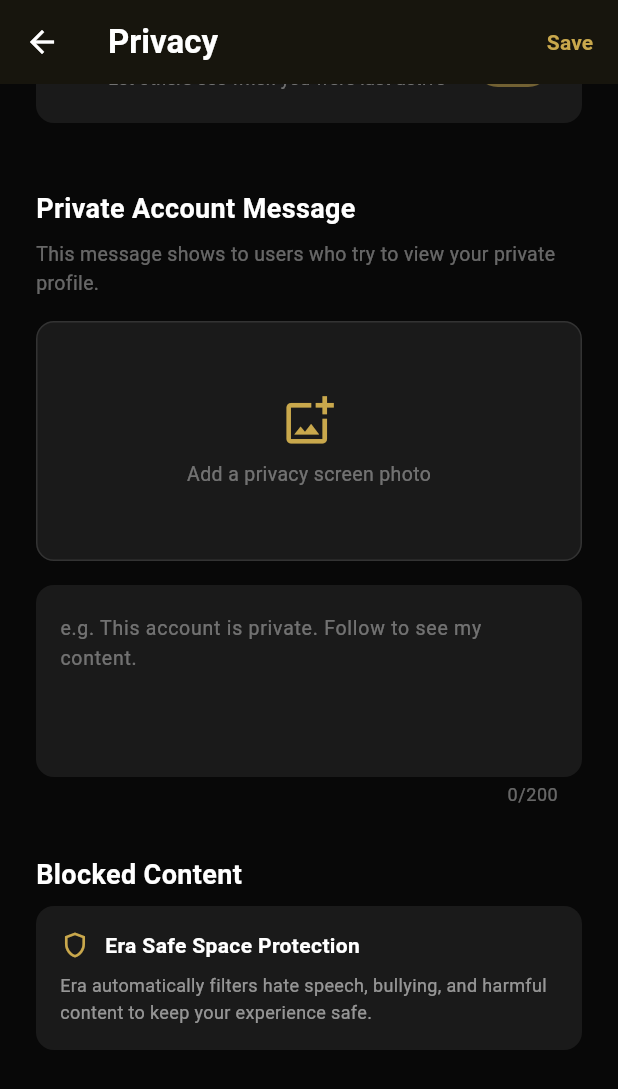
After one commit to briaannaab/EraApp, a Flutter app: the PrivacyScreen screen opened directly, scrolled down 402 dp, after a tap on "Add a privacy screen photo", on a phone screen of 412 x 824 dp. The commit adds this screen. Shown: the top 1089 px of the screen. Run offline on Flutter 3.47's test engine with Material 3 defaults, Android fonts, the phone set to English and light mode, and no system bars; our stand-ins replace chewie, file_picker, permission_handler, shared_preferences, video_player; missing offline and left inert: agora_rtc_engine, flex_color_picker; accounts and stored records are empty.

Commit message:
Privacy screen

```diff
--- /dev/null
+++ b/era_mobile/lib/screens/privacy_screen.dart
@@ -0,0 +1,224 @@
+import 'dart:typed_data';
+import 'package:file_picker/file_picker.dart';
+import 'package:flutter/material.dart';
+import '../services/api_service.dart';
+
+class PrivacyScreen extends StatefulWidget {
+  const PrivacyScreen({super.key});
+
+  @override
+  State<PrivacyScreen> createState() => _PrivacyScreenState();
+}
+
+class _PrivacyScreenState extends State<PrivacyScreen> {
+  bool _isPrivate = false;
+  bool _allowMessages = true;
+  bool _allowComments = true;
+  bool _showActivity = true;
+  final messageController = TextEditingController();
+  Uint8List? _imageBytes;
+  String? _imageUrl;
+
+  @override
+  Widget build(BuildContext context) {
+    return Scaffold(
+      backgroundColor: const Color(0xFF080808),
+      appBar: AppBar(
+        backgroundColor: const Color(0xFF080808),
+        iconTheme: const IconThemeData(color: Colors.white),
+        title: const Text('Privacy',
+            style: TextStyle(color: Colors.white, fontWeight: FontWeight.bold)),
+        actions: [
+          TextButton(
+            onPressed: () => Navigator.pop(context),
+            child: const Text('Save',
+                style: TextStyle(color: Color(0xFFC9A84C), fontWeight: FontWeight.bold)),
+          ),
+        ],
+      ),
+      body: SingleChildScrollView(
+        padding: const EdgeInsets.all(24),
+        child: Column(
+          crossAxisAlignment: CrossAxisAlignment.start,
+          children: [
+            // Account Privacy
+            const Text('Account Privacy',
+                style: TextStyle(color: Colors.white, fontSize: 18, fontWeight: FontWeight.bold)),
+            const SizedBox(height: 16),
+            _toggleTile(
+              icon: Icons.lock_outline,
+              title: 'Private Account',
+              subtitle: 'Only approved followers can see your content',
+              value: _isPrivate,
+              onChanged: (val) => setState(() => _isPrivate = val),
+            ),
+            _toggleTile(
+              icon: Icons.chat_bubble_outline,
+              title: 'Allow Messages',
+              subtitle: 'Let anyone send you direct messages',
+              value: _allowMessages,
+              onChanged: (val) => setState(() => _allowMessages = val),
+            ),
+            _toggleTile(
+              icon: Icons.comment_outlined,
+              title: 'Allow Comments',
+              subtitle: 'Let people comment on your posts',
+              value: _allowComments,
+              onChanged: (val) => setState(() => _allowComments = val),
+            ),
+            _toggleTile(
+              icon: Icons.visibility_outlined,
+              title: 'Show Activity Status',
+              subtitle: 'Let others see when you were last active',
+              value: _showActivity,
+              onChanged: (val) => setState(() => _showActivity = val),
+            ),
+
+            const SizedBox(height: 32),
+
+            // Private Account Message
+            const Text('Private Account Message',
+                style: TextStyle(color: Colors.white, fontSize: 18, fontWeight: FontWeight.bold)),
+            const SizedBox(height: 8),
+            const Text(
+              'This message shows to users who try to view your private profile.',
+              style: TextStyle(color: Colors.white38, fontSize: 13),
+            ),
+            const SizedBox(height: 16),
+
+            // Privacy image
+            GestureDetector(
+              onTap: () async {
+                final result = await FilePicker.platform.pickFiles(type: FileType.image);
+                if (result != null && result.files.first.bytes != null) {
+                  setState(() => _imageBytes = result.files.first.bytes);
+                  final url = await ApiService.uploadImage(
+                    result.files.first.bytes!, 'privacy.jpg');
+                  if (url != null) setState(() => _imageUrl = url);
+                }
+              },
+              child: Container(
+                width: double.infinity,
+                height: 160,
+                decoration: BoxDecoration(
+                  color: const Color(0xFF1A1A1A),
+                  borderRadius: BorderRadius.circular(12),
+                  border: Border.all(
+                    color: _imageBytes != null
+                        ? const Color(0xFFC9A84C)
+                        : const Color(0xFF333333),
+                  ),
+                ),
+                child: _imageBytes != null
+                    ? ClipRRect(
+                        borderRadius: BorderRadius.circular(12),
+                        child: Image.memory(_imageBytes!, fit: BoxFit.cover),
+                      )
+                    : const Column(
+                        mainAxisAlignment: MainAxisAlignment.center,
+                        children: [
+                          Icon(Icons.add_photo_alternate_outlined,
+                              color: Color(0xFFC9A84C), size: 36),
+                          SizedBox(height: 8),
+                          Text('Add a privacy screen photo',
+                              style: TextStyle(color: Colors.white38, fontSize: 13)),
+                        ],
+                      ),
+              ),
+            ),
+            const SizedBox(height: 16),
+            TextField(
+              controller: messageController,
+              style: const TextStyle(color: Colors.white),
+              maxLines: 4,
+              maxLength: 200,
+              decoration: InputDecoration(
+                hintText: 'e.g. This account is private. Follow to see my content.',
+                hintStyle: const TextStyle(color: Colors.white38, fontSize: 13),
+                filled: true,
+                fillColor: const Color(0xFF1A1A1A),
+                border: OutlineInputBorder(
+                  borderRadius: BorderRadius.circular(12),
+                  borderSide: BorderSide.none,
+                ),
+                counterStyle: const TextStyle(color: Colors.white38),
+              ),
+            ),
+
+            const SizedBox(height: 32),
+
+            // Blocked content
+            const Text('Blocked Content',
+                style: TextStyle(color: Colors.white, fontSize: 18, fontWeight: FontWeight.bold)),
+            const SizedBox(height: 8),
+            Container(
+              padding: const EdgeInsets.all(16),
+              decoration: BoxDecoration(
+                color: const Color(0xFF1A1A1A),
+                borderRadius: BorderRadius.circular(12),
+              ),
+              child: const Column(
+                crossAxisAlignment: CrossAxisAlignment.start,
+                children: [
+                  Row(
+                    children: [
+                      Icon(Icons.shield_outlined, color: Color(0xFFC9A84C), size: 20),
+                      SizedBox(width: 10),
+                      Text('Era Safe Space Protection',
+                          style: TextStyle(color: Colors.white, fontWeight: FontWeight.bold)),
+                    ],
+                  ),
+                  SizedBox(height: 8),
+                  Text(
+                    'Era automatically filters hate speech, bullying, and harmful content to keep your experience safe.',
+                    style: TextStyle(color: Colors.white54, fontSize: 12, height: 1.5),
+                  ),
+                ],
+              ),
+            ),
+            const SizedBox(height: 100),
+          ],
+        ),
+      ),
+    );
+  }
+
+  Widget _toggleTile({
+    required IconData icon,
+    required String title,
+    required String subtitle,
+    required bool value,
+    required ValueChanged<bool> onChanged,
+  }) {
+    return Container(
+      margin: const EdgeInsets.only(bottom: 12),
+      padding: const EdgeInsets.all(16),
+      decoration: BoxDecoration(
+        color: const Color(0xFF1A1A1A),
+        borderRadius: BorderRadius.circular(12),
+      ),
+      child: Row(
+        children: [
+          Icon(icon, color: const Color(0xFFC9A84C), size: 20),
+          const SizedBox(width: 12),
+          Expanded(
+            child: Column(
+              crossAxisAlignment: CrossAxisAlignment.start,
+              children: [
+                Text(title,
+                    style: const TextStyle(color: Colors.white, fontWeight: FontWeight.bold, fontSize: 14)),
+                Text(subtitle,
+                    style: const TextStyle(color: Colors.white38, fontSize: 12)),
+              ],
+            ),
+          ),
+          Switch(
+            value: value,
+            onChanged: onChanged,
+            activeColor: const Color(0xFFC9A84C),
+          ),
+        ],
+      ),
+    );
+  }
+}
--- a/era_mobile/lib/screens/profile_screen.dart
+++ b/era_mobile/lib/screens/profile_screen.dart
@@ -134,7 +134,59 @@ class _ProfileScreenState extends State<ProfileScreen> {
                                     )
                                   else
                                     const SizedBox(width: 20),
-                                Icon(Icons.more_horiz, color: accent, size: 20),
+                                  Row(
+                                    children: [
+                                      if (isOwnProfile)
+                                        GestureDetector(
+                                          onTap: () async {
+                                            final updated = await Navigator.push(
+                                              context,
+                                              MaterialPageRoute(
+                                                builder: (context) => EditProfileScreen(profile: profile!),
+                                              ),
+                                            );
+                                            if (updated == true) loadProfile();
+                                          },
+                                          child: Icon(Icons.edit_outlined, color: accent, size: 20),
+                                        ),
+                                      const SizedBox(width: 16),
+                                      GestureDetector(
+                                        onTap: () => showModalBottomSheet(
+                                          context: context,
+                                          backgroundColor: const Color(0xFF1A1A1A),
+                                          shape: const RoundedRectangleBorder(
+                                            borderRadius: BorderRadius.vertical(top: Radius.circular(20)),
+                                          ),
+                                          builder: (context) => Padding(
+                                            padding: const EdgeInsets.all(24),
+                                            child: Column(
+                                              mainAxisSize: MainAxisSize.min,
+                                              children: [
+                                                Container(
+                                                  width: 40, height: 4,
+                                                  decoration: BoxDecoration(
+                                                    color: Colors.white24,
+                                                    borderRadius: BorderRadius.circular(2),
+                                                  ),
+                                                ),
+                                                const SizedBox(height: 20),
+                                                if (isOwnProfile) ...[
+                                                  _menuItem(Icons.share_outlined, 'Share Profile', accent, () => Navigator.pop(context)),
+                                                  _menuItem(Icons.settings_outlined, 'Settings', accent, () => Navigator.pop(context)),
+                                                ] else ...[
+                                                  _menuItem(Icons.share_outlined, 'Share Profile', accent, () => Navigator.pop(context)),
+                                                  _menuItem(Icons.block_outlined, 'Block @${widget.username}', Colors.orange, () => Navigator.pop(context)),
+                                                  _menuItem(Icons.flag_outlined, 'Report @${widget.username}', Colors.red, () => Navigator.pop(context)),
+                                                ],
+                                                const SizedBox(height: 8),
+                                              ],
+                                            ),
+                                          ),
+                                        ),
+                                        child: Icon(Icons.more_horiz, color: accent, size: 20),
+                                      ),
+                                    ],
+                                  ),
                                 ],
                               ),
                             ),
@@ -283,31 +335,7 @@ class _ProfileScreenState extends State<ProfileScreen> {
                                       ),
                                     ),
                                   ),
-                                ] else
-                                  Expanded(
-                                    child: GestureDetector(
-                                      onTap: () async {
-                                        final updated = await Navigator.push(
-                                          context,
-                                          MaterialPageRoute(
-                                            builder: (context) => EditProfileScreen(profile: profile!),
-                                          ),
-                                        );
-                                        if (updated == true) loadProfile();
-                                      },
-                                      child: Container(
-                                      padding: const EdgeInsets.symmetric(vertical: 12),
-                                      decoration: BoxDecoration(
-                                        color: accent.withOpacity(0.15),
-                                        borderRadius: BorderRadius.circular(12),
-                                        border: Border.all(color: accent.withOpacity(0.3)),
-                                      ),
-                                      child: Text('Edit Profile',
-                                          textAlign: TextAlign.center,
-                                          style: TextStyle(color: accent, fontWeight: FontWeight.bold)),
-                                      ),
-                                    ),
-                                  ),
+                                ]
                               ],
                             ),
                           ),
@@ -510,7 +538,21 @@ class _ProfileScreenState extends State<ProfileScreen> {
                 ),
     );
   }
-
+Widget _menuItem(IconData icon, String label, Color color, VoidCallback onTap) {
+  return GestureDetector(
+    onTap: onTap,
+    child: Padding(
+      padding: const EdgeInsets.symmetric(vertical: 14),
+      child: Row(
+        children: [
+          Icon(icon, color: color, size: 22),
+          const SizedBox(width: 16),
+          Text(label, style: TextStyle(color: color, fontSize: 15)),
+        ],
+      ),
+    ),
+  );
+}
   Widget _stat(String value, String label, Color accent) {
     return Column(
       children: [
```
Also changed, not shown: era_mobile/lib/screens/settings_screen.dart (added), 1 other file. Lines whose indentation alone changed are shown as unchanged.
